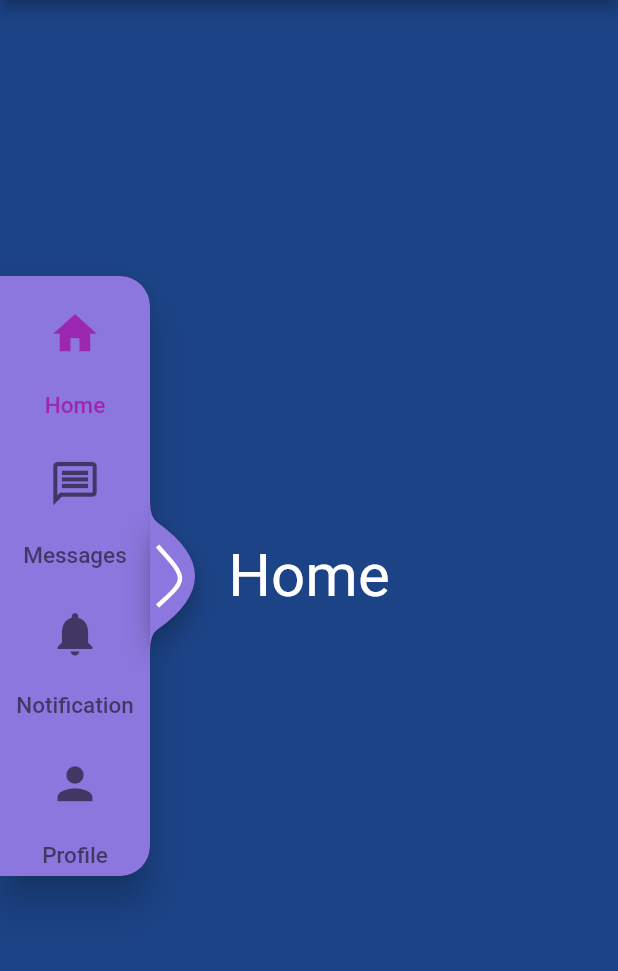
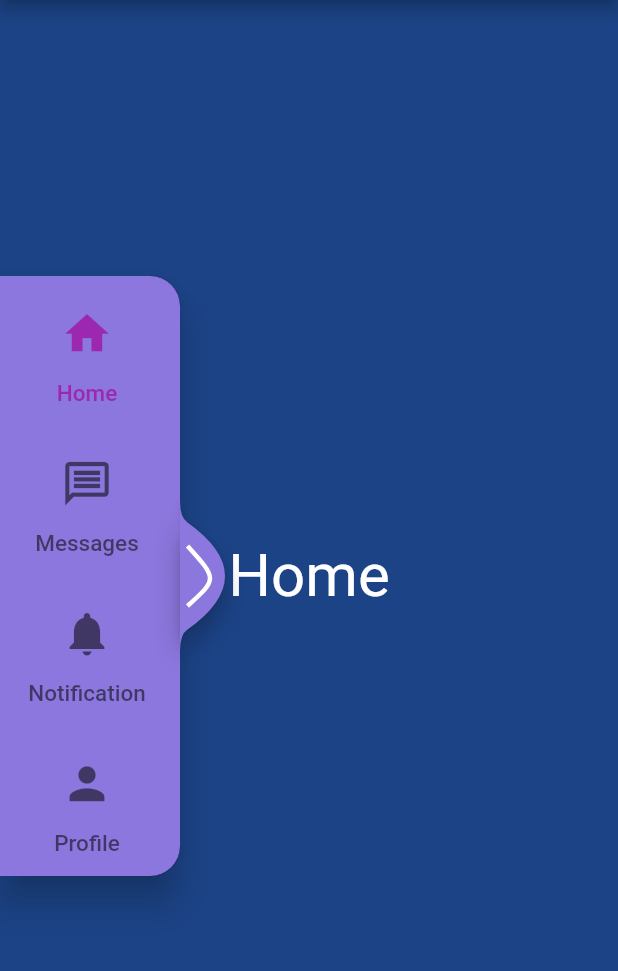
Before and after one commit to youssefali424/AnimatedRail, a Flutter app: the screen it shows after launch, on a phone screen of 412 x 824 dp, the part 84-1055 px from its top. Run offline on Flutter 3.47's test engine with Material 2 defaults, Android fonts, the phone set to English and light mode, and no system bars.

Commit message:
Fixed some bug

```diff
--- a/example/lib/main.dart
+++ b/example/lib/main.dart
@@ -8,25 +8,12 @@ void main() {
 }
 
 class MyApp extends StatelessWidget {
-  // This widget is the root of your application.
   @override
   Widget build(BuildContext context) {
     return MaterialApp(
       title: 'Flutter Demo',
       theme: ThemeData(
-        // This is the theme of your application.
-        //
-        // Try running your application with "flutter run". You'll see the
-        // application has a blue toolbar. Then, without quitting the app, try
-        // changing the primarySwatch below to Colors.green and then invoke
-        // "hot reload" (press "r" in the console where you ran "flutter run",
-        // or simply save your changes to "hot reload" in a Flutter IDE).
-        // Notice that the counter didn't reset back to zero; the application
-        // is not restarted.
         primarySwatch: Colors.blue,
-        // This makes the visual density adapt to the platform that you run
-        // the app on. For desktop platforms, the controls will be smaller and
-        // closer together (more dense) than on mobile platforms.
         visualDensity: VisualDensity.adaptivePlatformDensity,
       ),
       home: MyHomePage(title: 'Flutter Demo Home Page'),
@@ -37,15 +24,6 @@ class MyApp extends StatelessWidget {
 class MyHomePage extends StatefulWidget {
   MyHomePage({Key key, this.title}) : super(key: key);
 
-  // This widget is the home page of your application. It is stateful, meaning
-  // that it has a State object (defined below) that contains fields that affect
-  // how it looks.
-
-  // This class is the configuration for the state. It holds the values (in this
-  // case the title) provided by the parent (in this case the App widget) and
-  // used by the build method of the State. Fields in a Widget subclass are
-  // always marked "final".
-
   final String title;
 
   @override
@@ -53,7 +31,7 @@ class MyHomePage extends StatefulWidget {
 }
 
 class _MyHomePageState extends State<MyHomePage> {
-  _buildTest(String title) {
+  Widget _buildTest(String title) {
     return Container(
       color: Color((Random().nextDouble() * 0xFFFFFF).toInt()).withOpacity(1.0),
       child: Center(
@@ -66,34 +44,24 @@ class _MyHomePageState extends State<MyHomePage> {
   }
 
   Color hexToColor(String code) {
-    return new Color(int.parse(code.substring(1, 7), radix: 16) + 0xFF000000);
+    return Color(int.parse(code.substring(1, 7), radix: 16) + 0xFF000000);
   }
 
   @override
   Widget build(BuildContext context) {
-    // This method is rerun every time setState is called, for instance as done
-    // by the _incrementCounter method above.
-    //
-    // The Flutter framework has been optimized to make rerunning build methods
-    // fast, so that you can just rebuild anything that needs updating rather
-    // than having to individually change instances of widgets.
     return Scaffold(
-      appBar: AppBar(
-        // Here we take the value from the MyHomePage object that was created by
-        // the App.build method, and use it to set our appbar title.
-        title: Text(widget.title),
-      ),
+      appBar: AppBar(title: Text(widget.title)),
       body: Center(
         child: AnimatedRail(
           activeColor: Colors.purple,
           background: hexToColor('#8B77DD'),
-        maxWidth: 275,
-        width: 100,
+          maxWidth: 300,
+          width: 120,
           iconBackground: Colors.transparent,
           items: [
             RailItem(
                 icon: Icon(Icons.home),
-              label: "Home",
+                label: 'Home',
                 screen: _buildTest('Home')),
             RailItem(
                 icon: Icon(Icons.message_outlined),
@@ -101,14 +69,15 @@ class _MyHomePageState extends State<MyHomePage> {
                 screen: _buildTest('Messages')),
             RailItem(
                 icon: Icon(Icons.notifications),
-              label: "Notification",
+                label: 'Notification',
                 screen: _buildTest('Notification')),
             RailItem(
                 icon: Icon(Icons.person),
                 label: 'Profile',
                 screen: _buildTest('Profile')),
           ],
-      )),
+        ),
+      ),
     );
   }
 }
--- a/lib/AnimatedRail/AnimatedRailRaw.dart
+++ b/lib/AnimatedRail/AnimatedRailRaw.dart
@@ -350,7 +350,8 @@ class _AnimatedRailRawState extends State<AnimatedRailRaw>
 
   Widget _buildTile(RailItem item, int i, ThemeData theme) {
     var value = widget.expand ? interpolate(width, config) : 0.0;
-    return FlatButton(
+    return Expanded(
+      child: TextButton(
         onPressed: () {
           widget.onTap?.call(i);
           if (selectedIndex == i) return;
@@ -358,9 +359,6 @@ class _AnimatedRailRawState extends State<AnimatedRailRaw>
             selectedIndex = i;
           });
         },
-      height: 100,
-      minWidth: 100,
-      padding: const EdgeInsets.all(0),
         child: Container(
           width: double.infinity,
           child: Stack(
@@ -370,7 +368,8 @@ class _AnimatedRailRawState extends State<AnimatedRailRaw>
                 width: 100,
                 height: 100,
                 child: Container(
-                margin: const EdgeInsets.symmetric(horizontal: 10, vertical: 5),
+                  margin:
+                      const EdgeInsets.symmetric(horizontal: 10, vertical: 5),
                   child: Column(
                     children: [
                       Expanded(
@@ -384,7 +383,6 @@ class _AnimatedRailRawState extends State<AnimatedRailRaw>
                           ),
                           margin: const EdgeInsets.only(bottom: 5),
                           child: IconTheme(
-                          child: item.icon,
                             data: IconThemeData(
                                 color: selectedIndex == i
                                     ? (item.activeColor ??
@@ -395,6 +393,7 @@ class _AnimatedRailRawState extends State<AnimatedRailRaw>
                                         theme.textTheme?.headline1?.color ??
                                         Colors.black),
                                 size: 35),
+                            child: item.icon,
                           ),
                         ),
                       ),
@@ -425,6 +424,8 @@ class _AnimatedRailRawState extends State<AnimatedRailRaw>
                 ),
               ),
               Positioned.directional(
+                start: value * 100,
+                textDirection: widget.direction,
                 child: Opacity(
                   opacity: value,
                   child: Container(
@@ -447,10 +448,9 @@ class _AnimatedRailRawState extends State<AnimatedRailRaw>
                     ),
                   ),
                 ),
-              start: value * 100,
-              textDirection: widget.direction,
               )
             ],
+          ),
         ),
       ),
     );
--- a/lib/AnimatedRail/interpolate.dart
+++ b/lib/AnimatedRail/interpolate.dart
@@ -38,7 +38,7 @@ double interpolateInternal(
 
 void invariant(bool cond, List<String> str) {
   if (!cond) {
-    throw (str.join(" "));
+    throw (str.join(' '));
   }
 }
 
```
Also changed, not shown: example/pubspec.lock, pubspec.lock, 3 other files. Lines whose indentation alone changed are shown as unchanged.
